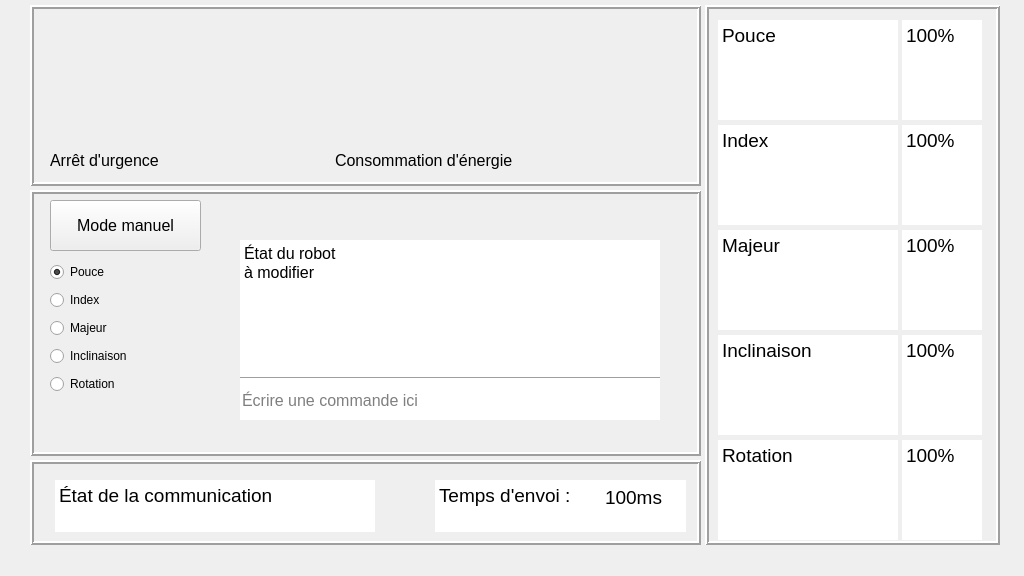
This is Puissance Gant/Programmation/Code_Pi/Interface/InterfacePuissanceGant.ui in Puissance-Gant/S4-Puissance-Gant as Qt 5 draws it before an edit. The edited form follows.
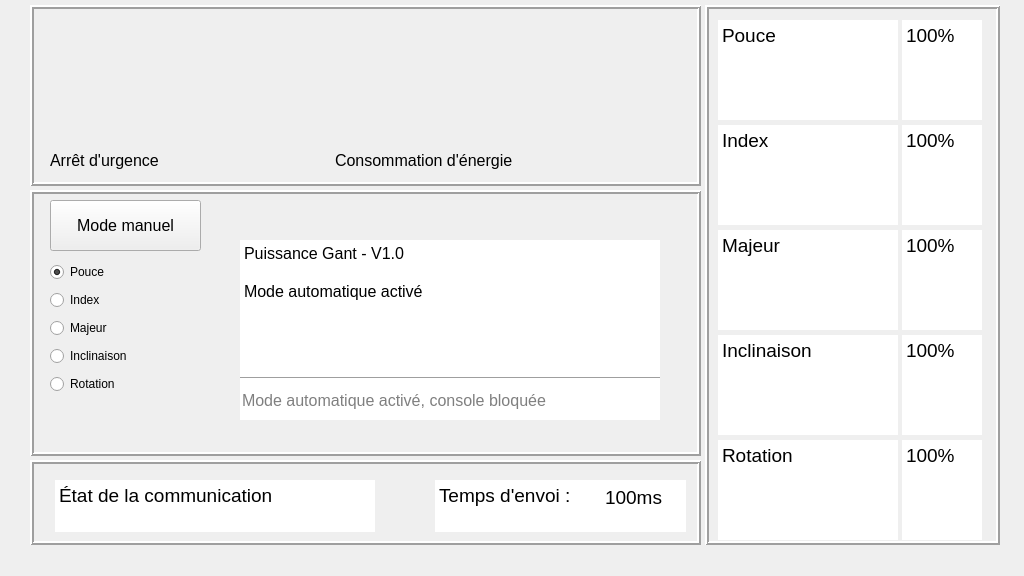
This is the edited form. Icons and pictures are not drawn. Custom widgets are drawn as their Qt base class.

Commit message:
Suite du mode manuel
La console reçoit la commande du mode manuel et vérifie qu'elle est dans le bon format

Patch:
```diff
--- a/Puissance Gant/Programmation/Code_Pi/Interface/InterfacePuissanceGant.ui
+++ b/Puissance Gant/Programmation/Code_Pi/Interface/InterfacePuissanceGant.ui
@@ -838,8 +838,9 @@
 &lt;html&gt;&lt;head&gt;&lt;meta name=&quot;qrichtext&quot; content=&quot;1&quot; /&gt;&lt;style type=&quot;text/css&quot;&gt;
 p, li { white-space: pre-wrap; }
 &lt;/style&gt;&lt;/head&gt;&lt;body style=&quot; font-family:'MS Shell Dlg 2'; font-size:12pt; font-weight:400; font-style:normal;&quot;&gt;
-&lt;p style=&quot; margin-top:0px; margin-bottom:0px; margin-left:0px; margin-right:0px; -qt-block-indent:0; text-indent:0px;&quot;&gt;État du robot &lt;/p&gt;
-&lt;p style=&quot; margin-top:0px; margin-bottom:0px; margin-left:0px; margin-right:0px; -qt-block-indent:0; text-indent:0px;&quot;&gt;à modifier&lt;/p&gt;&lt;/body&gt;&lt;/html&gt;</string>
+&lt;p style=&quot; margin-top:0px; margin-bottom:0px; margin-left:0px; margin-right:0px; -qt-block-indent:0; text-indent:0px;&quot;&gt;Puissance Gant - V1.0&lt;/p&gt;
+&lt;p style=&quot;-qt-paragraph-type:empty; margin-top:0px; margin-bottom:0px; margin-left:0px; margin-right:0px; -qt-block-indent:0; text-indent:0px;&quot;&gt;&lt;br /&gt;&lt;/p&gt;
+&lt;p style=&quot; margin-top:0px; margin-bottom:0px; margin-left:0px; margin-right:0px; -qt-block-indent:0; text-indent:0px;&quot;&gt;Mode automatique activé&lt;/p&gt;&lt;/body&gt;&lt;/html&gt;</string>
      </property>
     </widget>
     <widget class="Line" name="Line_SeparationConsole">
@@ -940,8 +941,11 @@
      <property name="frame">
       <bool>false</bool>
      </property>
+     <property name="readOnly">
+      <bool>true</bool>
+     </property>
      <property name="placeholderText">
-      <string>Écrire une commande ici</string>
+      <string>Mode automatique activé, console bloquée</string>
      </property>
     </widget>
    </widget>
```
The commit also changes 3 other files.
